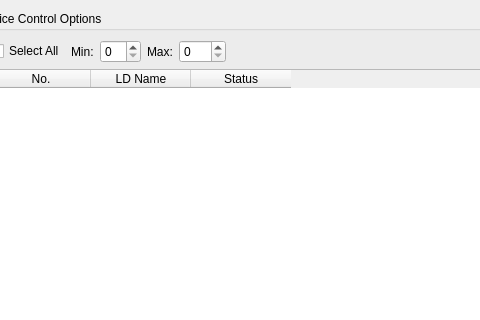
The window that ui/forms/fmManage.ui (daichaoonline/_fMain) describes before a commit, drawn with Qt 5; both pictures show x 625 to 1105 and y 0 to 320 of the 1200 by 652 pixel window.
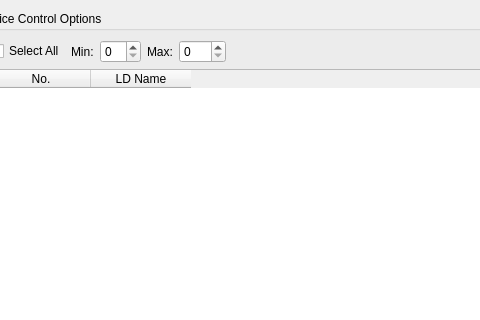
The same window after the commit.

Diff of the .ui file:
```diff
--- a/ui/forms/fmManage.ui
+++ b/ui/forms/fmManage.ui
@@ -207,7 +207,7 @@
          <enum>QAbstractItemView::SelectRows</enum>
         </property>
         <property name="columnCount">
-         <number>3</number>
+         <number>2</number>
         </property>
         <column>
          <property name="text">
@@ -219,11 +219,6 @@
           <string>LD Name</string>
          </property>
         </column>
-        <column>
-         <property name="text">
-          <string>Status</string>
-         </property>
-        </column>
        </widget>
       </item>
       <item>
```
